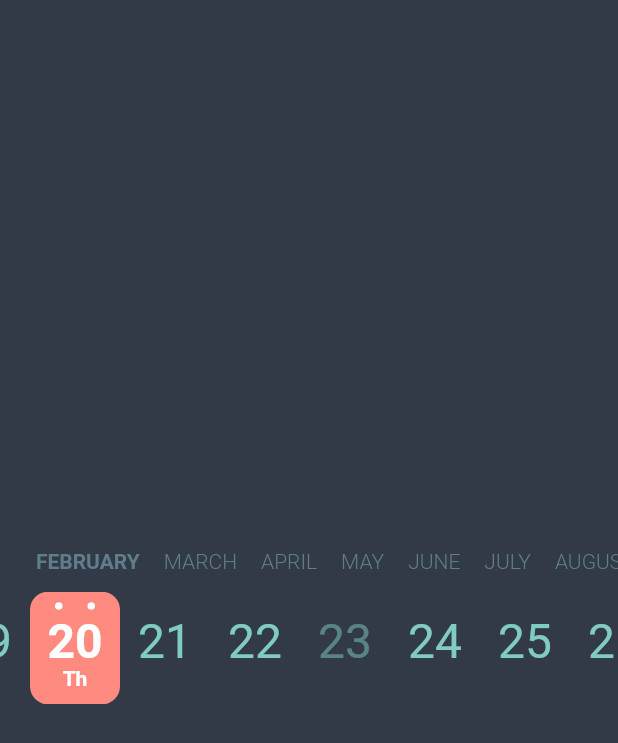
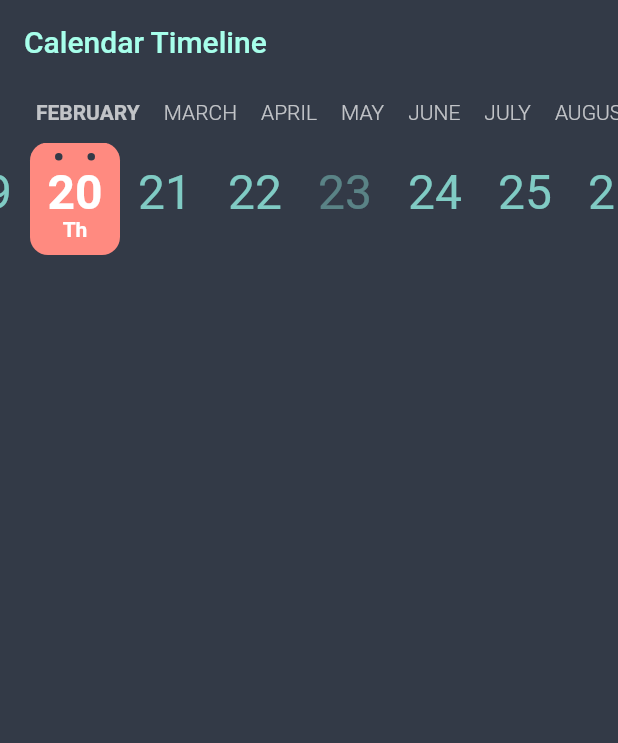
Before and after one commit to muhammadtalhasultan/calendar_timeline, a Flutter app: the screen it shows after launch, on a phone screen of 412 x 824 dp. Shown: the top 743 px of the screen. Run offline on Flutter 3.47's test engine with Material 2 defaults, Android fonts, the phone set to English and light mode, and no system bars; drawn by our look-alikes of scrollable_positioned_list.

Commit message:
Update example Fix error if color of dots is not specified

```diff
--- a/example/lib/main.dart
+++ b/example/lib/main.dart
@@ -1,11 +1,15 @@
 import 'package:calendar_timeline/calendar_timeline.dart';
 import 'package:flutter/material.dart';
+import 'package:flutter/services.dart';
 
 void main() => runApp(MyApp());
 
 class MyApp extends StatelessWidget {
   @override
   Widget build(BuildContext context) {
+
+    SystemChrome.setSystemUIOverlayStyle(SystemUiOverlayStyle.light);
+
     return MaterialApp(
       debugShowCheckedModeBanner: false,
       title: 'Flutter Demo',
@@ -23,17 +27,29 @@ class HomePage extends StatelessWidget {
     return Scaffold(
       backgroundColor: Color(0xFF333A47),
       body: SafeArea(
-        child: CalendarTimeline(
+        child: Column(
+          crossAxisAlignment: CrossAxisAlignment.start,
+          children: <Widget>[
+
+            Padding(
+              padding: const EdgeInsets.all(16),
+              child: Text('Calendar Timeline', style: Theme.of(context).textTheme.title.copyWith(color: Colors.tealAccent[100]),),
+            ),
+
+            CalendarTimeline(
               initialDate: DateTime(2020, 2, 20),
               firstDate: DateTime(2020, 2, 15),
               lastDate: DateTime(2021, 11, 20),
               onDateSelected: (date) => print(date),
               leftMargin: 20,
-          monthColor: Colors.blueGrey,
+              monthColor: Colors.white70,
               dayColor: Colors.teal[200],
               activeDayColor: Colors.white,
               activeBackgroundDayColor: Colors.redAccent[100],
+              dotsColor: Color(0xFF333A47),
               selectableDayPredicate: (date) => date.day != 23,
+            ),
+          ],
         ),
       )
     );
--- a/lib/calendar_timeline.dart
+++ b/lib/calendar_timeline.dart
@@ -71,6 +71,7 @@ class _CalendarTimelineState extends State<CalendarTimeline> {
   Widget build(BuildContext context) {
     return Column(
       mainAxisAlignment: MainAxisAlignment.center,
+      mainAxisSize: MainAxisSize.min,
       children: <Widget>[
         _buildMonthList(),
         _buildDayList(),
@@ -95,9 +96,9 @@ class _CalendarTimelineState extends State<CalendarTimeline> {
             isSelected: _daySelectedIndex == index,
             dayNumber: _days[index].day,
             shortName: _formatterDay.format(currentDay).capitalize().substring(0, 2),
-            textColor: widget.dayColor,
-            activeTextColor: widget.activeDayColor,
-            activeBackgroundColor: widget.activeBackgroundDayColor,
+            dayColor: widget.dayColor,
+            activeDayColor: widget.activeDayColor,
+            activeDayBackgroundColor: widget.activeBackgroundDayColor,
             onTap: () => _goToActualDay(index),
             available: widget.selectableDayPredicate == null ? true : widget.selectableDayPredicate(currentDay),
             dotsColor: widget.dotsColor,
@@ -253,9 +254,9 @@ class _DayItem extends StatelessWidget {
   final String shortName;
   final bool isSelected;
   final Function onTap;
-  final Color textColor;
-  final Color activeTextColor;
-  final Color activeBackgroundColor;
+  final Color dayColor;
+  final Color activeDayColor;
+  final Color activeDayBackgroundColor;
   final bool available;
   final Color dotsColor;
 
@@ -264,9 +265,9 @@ class _DayItem extends StatelessWidget {
     @required this.shortName,
     @required this.isSelected,
     @required this.onTap,
-    this.textColor,
-    this.activeTextColor,
-    this.activeBackgroundColor,
+    this.dayColor,
+    this.activeDayColor,
+    this.activeDayBackgroundColor,
     this.available = true,
     this.dotsColor
   })
@@ -278,7 +279,7 @@ class _DayItem extends StatelessWidget {
   _buildActiveDay(BuildContext context) {
     return Container(
       decoration: BoxDecoration(
-        color: activeBackgroundColor ?? Theme.of(context).accentColor,
+        color: activeDayBackgroundColor ?? Theme.of(context).accentColor,
         borderRadius: BorderRadius.circular(12.0),
       ),
       height: height,
@@ -291,7 +292,7 @@ class _DayItem extends StatelessWidget {
           Text(
             dayNumber.toString(),
             style: TextStyle(
-              color: activeTextColor ?? Colors.white,
+              color: activeDayColor ?? Colors.white,
               fontSize: 32,
               fontWeight: FontWeight.bold,
               height: 0.8,
@@ -300,7 +301,7 @@ class _DayItem extends StatelessWidget {
           Text(
             shortName,
             style: TextStyle(
-              color: activeTextColor ?? Colors.white,
+              color: activeDayColor ?? Colors.white,
               fontWeight: FontWeight.bold,
               fontSize: 14,
             ),
@@ -316,7 +317,7 @@ class _DayItem extends StatelessWidget {
       height: 5,
       width: 5,
       decoration: new BoxDecoration(
-        color: this.dotsColor ?? this.activeTextColor,
+        color: this.dotsColor ?? this.activeDayColor ?? Colors.white,
         shape: BoxShape.circle,
       ),
     );
@@ -340,8 +341,8 @@ class _DayItem extends StatelessWidget {
               dayNumber.toString(),
               style: TextStyle(
                   color: available
-                    ? textColor ?? Theme.of(context).accentColor
-                    : textColor?.withOpacity(0.5) ?? Theme.of(context).accentColor.withOpacity(0.5),
+                    ? dayColor ?? Theme.of(context).accentColor
+                    : dayColor?.withOpacity(0.5) ?? Theme.of(context).accentColor.withOpacity(0.5),
                   fontSize: 32,
                   fontWeight: FontWeight.normal),
             ),
--- a/pubspec.yaml
+++ b/pubspec.yaml
@@ -1,6 +1,6 @@
 name: calendar_timeline
 description: A horizontal date picker that takes up little screen space, so we can always have it visible, and that facilitates use with one hand.
-version: 0.2.0+1
+version: 0.3.0
 homepage: https://github.com/ikicodedev/calendar_timeline
 
 environment:
@@ -10,7 +10,7 @@ dependencies:
   flutter:
     sdk: flutter
   scrollable_positioned_list: ^0.1.4
-  intl: ^0.16.1
+  intl: ^0.16.0
 
 dev_dependencies:
   flutter_test:
```
Also changed, not shown: calendar_timeline_example.gif (deleted), example.gif (added), example/pubspec.lock, 2 other files. Lines whose indentation alone changed are shown as unchanged.
